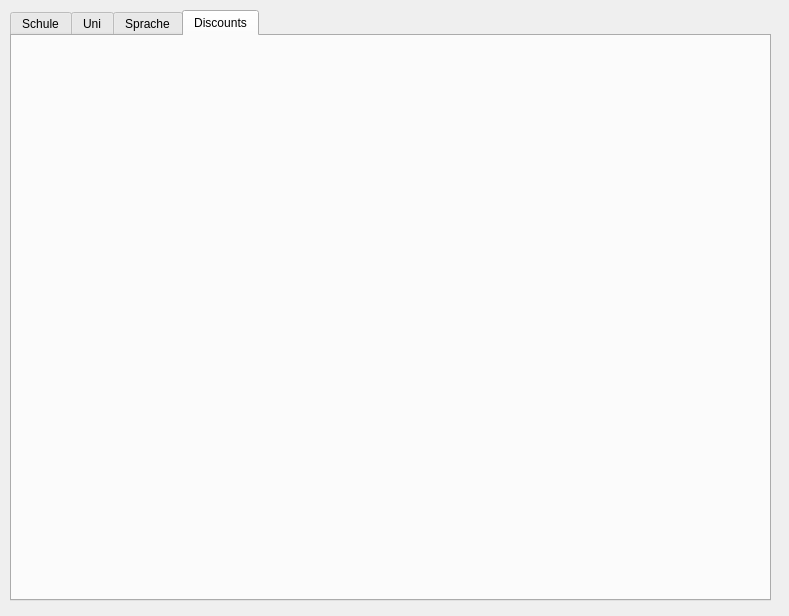
Before: the Qt Designer form E_Receipts/managefeesdialog.ui in MrRisoni/Gauss, drawn with Qt 5.
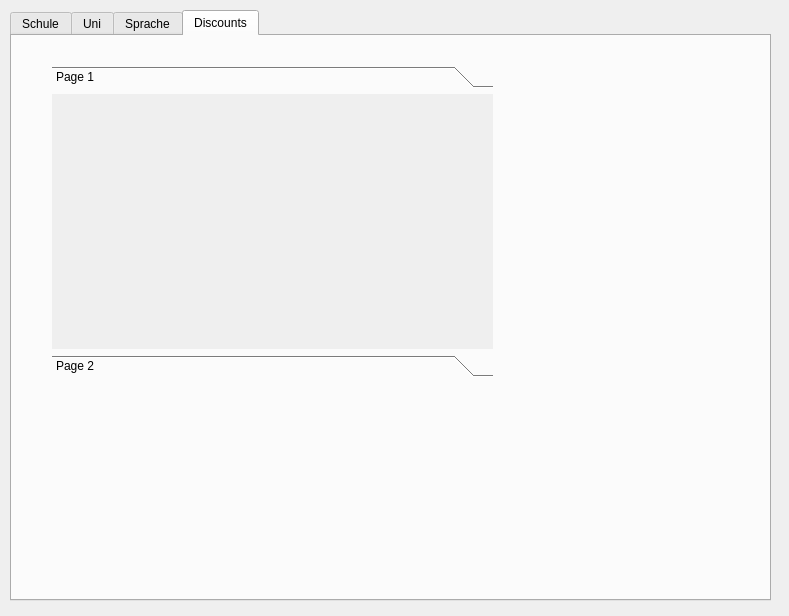
After: the same form once the commit is applied.

The edit to the form file:
```diff
--- a/E_Receipts/managefeesdialog.ui
+++ b/E_Receipts/managefeesdialog.ui
@@ -119,6 +119,45 @@
     <attribute name="title">
      <string>Discounts</string>
     </attribute>
+    <widget class="QToolBox" name="toolBox">
+     <property name="geometry">
+      <rect>
+       <x>40</x>
+       <y>30</y>
+       <width>441</width>
+       <height>311</height>
+      </rect>
+     </property>
+     <property name="currentIndex">
+      <number>0</number>
+     </property>
+     <widget class="QWidget" name="page">
+      <property name="geometry">
+       <rect>
+        <x>0</x>
+        <y>0</y>
+        <width>441</width>
+        <height>253</height>
+       </rect>
+      </property>
+      <attribute name="label">
+       <string>Page 1</string>
+      </attribute>
+     </widget>
+     <widget class="QWidget" name="page_2">
+      <property name="geometry">
+       <rect>
+        <x>0</x>
+        <y>0</y>
+        <width>100</width>
+        <height>30</height>
+       </rect>
+      </property>
+      <attribute name="label">
+       <string>Page 2</string>
+      </attribute>
+     </widget>
+    </widget>
    </widget>
   </widget>
  </widget>
```
